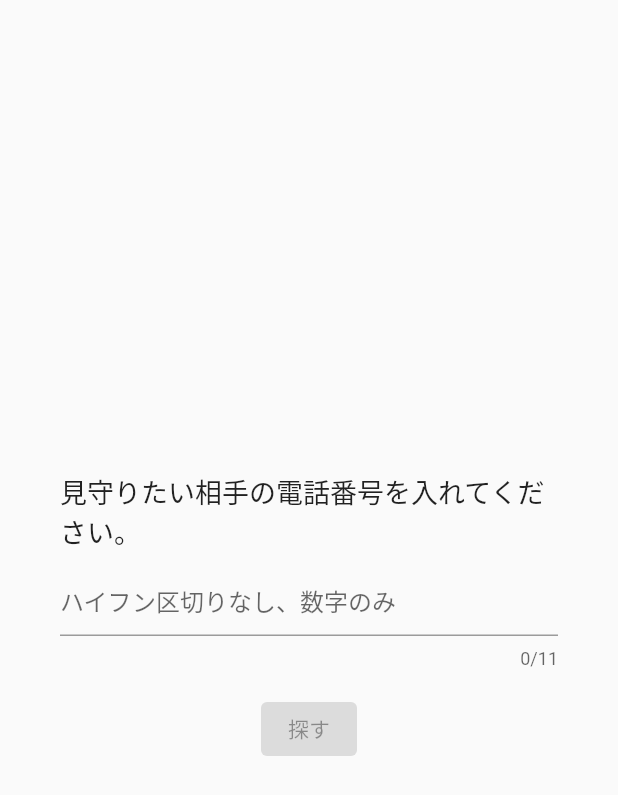
After one commit to tanvimittal/watching-flutter, a Flutter app: the UserSearchPage screen opened directly, on a phone screen of 412 x 824 dp. The commit adds this screen. Shown: the top 795 px of the screen. Run offline on Flutter 3.47's test engine with Material 2 defaults, Android fonts, the phone set to English and light mode, and no system bars; our stand-ins replace dio, firebase_core, shared_preferences; accounts and stored records are empty; generated files the repository leaves out were written again.

Commit message:
Show status of HTTP communicating for searching user

```diff
--- /dev/null
+++ b/lib/ui/overlay_loading.dart
@@ -0,0 +1,27 @@
+import 'package:flutter/material.dart';
+
+/// 全画面ローディング表示
+///
+/// - https://qiita.com/quqjp/items/4e5cb808f829161bc259
+///
+class OverlayLoading extends StatelessWidget {
+  OverlayLoading({@required this.visible});
+
+  //表示状態
+  final bool visible;
+
+  @override
+  Widget build(BuildContext context) {
+    return visible
+        ? Container(
+            decoration: BoxDecoration(
+              color: Color.fromRGBO(0, 0, 0, 0.6),
+            ),
+            child: Column(
+              mainAxisAlignment: MainAxisAlignment.center,
+              children: <Widget>[CircularProgressIndicator(valueColor: AlwaysStoppedAnimation<Color>(Colors.white))],
+            ),
+          )
+        : Container();
+  }
+}
--- a/lib/ui/user_search_page.dart
+++ b/lib/ui/user_search_page.dart
@@ -7,6 +7,7 @@ import 'package:watching_flutter/globals.dart' as globals;
 import 'package:watching_flutter/util/phone_number_util.dart';
 
 import 'alert_dialog_error.dart';
+import 'overlay_loading.dart';
 
 /// 相手を探す 画面
 ///
@@ -20,12 +21,25 @@ class UserSearchPage extends StatefulWidget {
 class _UserSearchPageState extends State<UserSearchPage> {
   final _phoneNumberController = TextEditingController();
 
+  bool visibleLoading = false;
+
   @override
   Widget build(BuildContext context) {
     return Scaffold(
-      body: Container(
+      body: Stack(
+        fit: StackFit.expand,
+        children: [
+          _buildContent(),
+          OverlayLoading(visible: visibleLoading),
+        ],
+      )
+    );
+  }
+
+  Container _buildContent() {
+    return Container(
         padding: const EdgeInsets.all(40.0),
-          child: new Column(
+        child: Column(
           mainAxisAlignment: MainAxisAlignment.center,
           children: <Widget>[
             Text(
@@ -53,8 +67,7 @@ class _UserSearchPageState extends State<UserSearchPage> {
               child: Text('探す'),
             )
           ],
-          )),
-    );
+        ));
   }
 
   void _searchUser() async {
@@ -68,8 +81,16 @@ class _UserSearchPageState extends State<UserSearchPage> {
       return;
     }
 
+    setState(() {
+      visibleLoading = true;
+    });
+
     // ここでは例外が起こったときは何事もなかったかのように振る舞う
     User user = await _searchUserFromPhoneNumber(PhoneNumberUtil.toE164FormatFromJapanesePhoneNumber(number));
+
+    setState(() {
+      visibleLoading = false;
+    });
 
     if (user != null) {
       // 見つかった
@@ -180,6 +201,10 @@ class _UserSearchPageState extends State<UserSearchPage> {
   }
 
   void _sendFollowRequest(int userId) async {
+    setState(() {
+      visibleLoading = true;
+    });
+
     try {
       await _sendPostFollowRequests(userId);
 
@@ -195,6 +220,10 @@ class _UserSearchPageState extends State<UserSearchPage> {
         ShowDialog.showAlertDialog(context, 'エラー', 'サーバーからのレスポンスが不正です。');
       }
     }
+
+    setState(() {
+      visibleLoading = false;
+    });
   }
 
   // TODO: To layer of API
```
Lines whose indentation alone changed are shown as unchanged.
